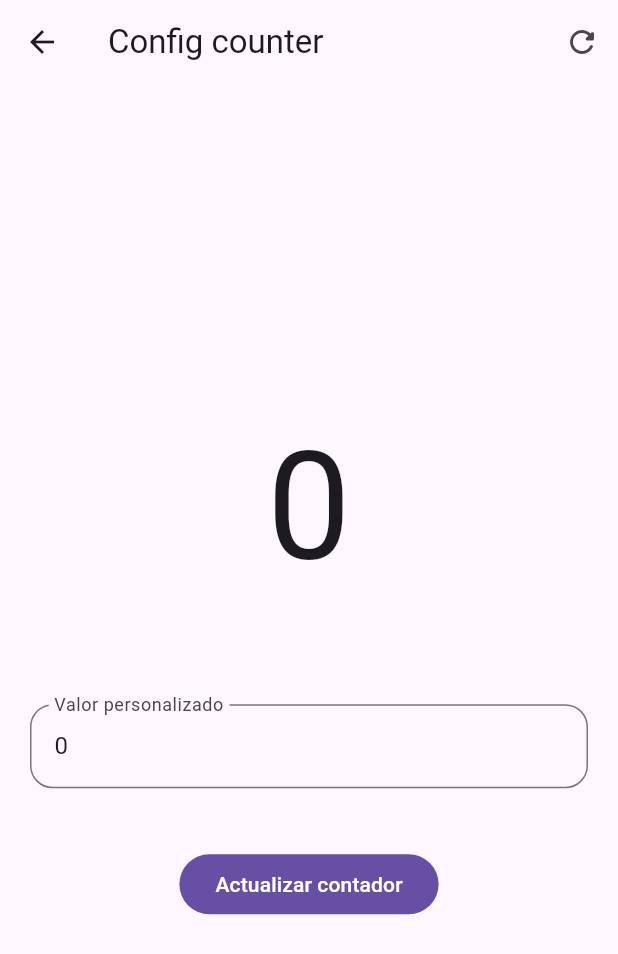
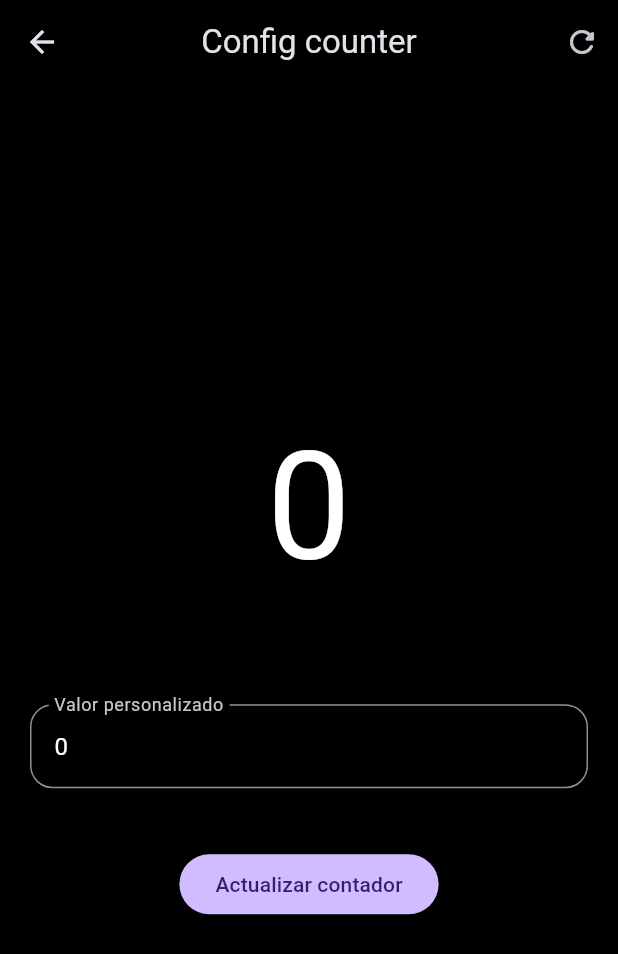
Before and after one commit to PuelloJ/flutter-practice, a Flutter app: the ConfigScreen screen opened directly with empty values, on a phone screen of 412 x 824 dp. Shown: the top 954 px of the screen. Run offline on Flutter 3.47's test engine with Material 3 defaults, Android fonts, the phone set to English and light mode, and no system bars; our stand-ins replace animate_do, image_picker, share_plus.

Commit message:
Agregar tema oscuro personalizado a la aplicación 'taskify' y actualizar la configuración del tema en main.dart

```diff
--- /dev/null
+++ b/Provider/taskify/lib/core/theme/app_theme.dart
@@ -0,0 +1,45 @@
+import 'package:flutter/material.dart';
+
+class AppTheme {
+  AppTheme._();
+
+  static ThemeData get darkTheme => ThemeData.dark().copyWith(
+        appBarTheme: const AppBarTheme(
+          backgroundColor: Colors.black,
+          centerTitle: true,
+          elevation: 0,
+        ),
+        floatingActionButtonTheme: const FloatingActionButtonThemeData(
+          backgroundColor: Colors.orange,
+        ),
+        scaffoldBackgroundColor: Colors.black,
+        primaryColor: Colors.orange,
+        textTheme: const TextTheme(
+          headlineLarge: TextStyle(
+            fontSize: 50,
+            fontWeight: FontWeight.bold,
+            color: Colors.white,
+          ),
+          // headline2: TextStyle(
+          //   fontSize: 30,
+          //   fontWeight: FontWeight.bold,
+          //   color: Colors.white,
+          // ),
+          // headline3: TextStyle(
+          //   fontSize: 20,
+          //   fontWeight: FontWeight.bold,
+          //   color: Colors.white,
+          // ),
+          // headline4: TextStyle(
+          //   fontSize: 15,
+          //   fontWeight: FontWeight.bold,
+          //   color: Colors.white,
+          // ),
+          // headline5: TextStyle(
+          //   fontSize: 10,
+          //   fontWeight: FontWeight.bold,
+          //   color: Colors.white,
+          // ),
+        ),
+      );
+}
```
Also changed, not shown: Provider/taskify/lib/main.dart (+2 -106 lines).
